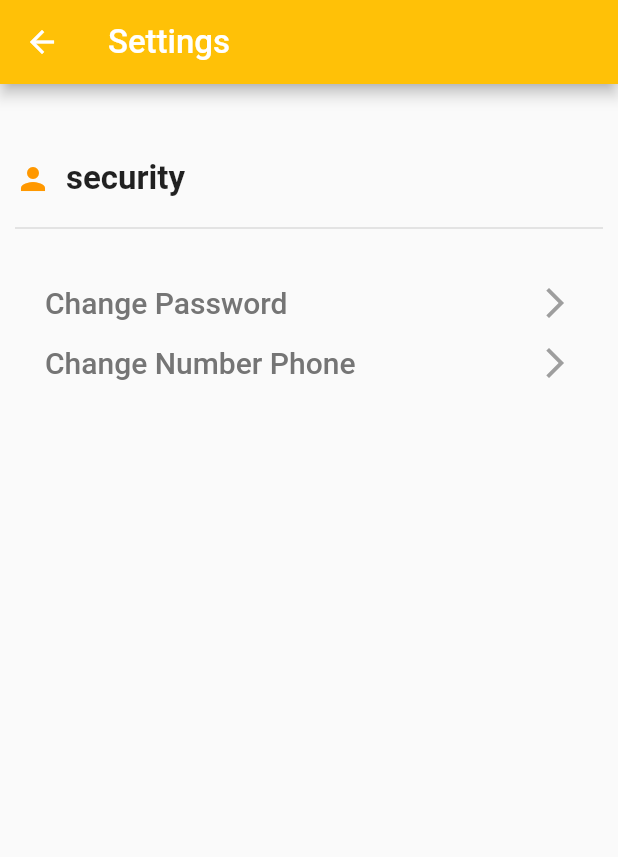
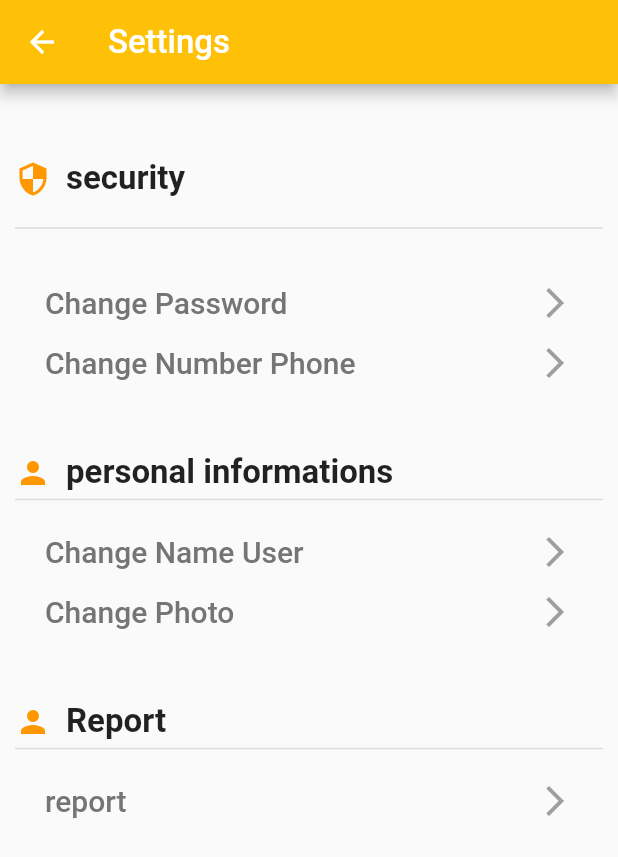
Before and after one commit to MOHAMEDREDABOUAMOUD/Jobbing-App-flutter, a Flutter app: the Settings_Screen screen opened directly, on a phone screen of 412 x 824 dp. Shown: the top 857 px of the screen. Run offline on Flutter 3.47's test engine with Material 2 defaults, Android fonts, the light colour scheme and no system bars; our stand-ins replace cloud_firestore, firebase_auth, firebase_core, firebase_storage, fl_chart, flutter_credit_card and 6 more; missing offline and left inert: cross_file_image, dart:ffi, flutter_facebook_auth, flutter_login_facebook, flutter_phone_direct_caller; accounts and stored records are empty.

Commit message:
rest settings frontend

```diff
--- a/signin_signup/lib/pages/settings.dart
+++ b/signin_signup/lib/pages/settings.dart
@@ -1,6 +1,9 @@
 import 'package:flutter/material.dart';
+import 'package:signin_signup/pages/ChangePhoto.dart';
+import 'package:signin_signup/pages/changename.dart';
 import 'package:signin_signup/pages/changenumber.dart';
 import 'package:signin_signup/pages/changepassword.dart';
+import 'package:signin_signup/pages/report.dart';
 class Settings_Screen extends StatefulWidget {
   const Settings_Screen({super.key});
 
@@ -33,7 +36,7 @@ class _Settings_ScreenState extends State<Settings_Screen> {
             Row(
               children: [
                 Icon(
-                  Icons.person,
+                  Icons.security,
                   color: Colors.orange,
                 ),
                 SizedBox(width: 10,),
@@ -45,10 +48,42 @@ class _Settings_ScreenState extends State<Settings_Screen> {
             SizedBox(height: 10,),
             buildAccountOption(context, "Change Password"),
             buildAccountOption(context, "Change Number Phone"),
+            SizedBox(height: 40,),
+            Row(
+              children: [
+                Icon(
+                  Icons.person,
+                  color: Colors.orange,
+                ),
+                SizedBox(width: 10,),
+                Text("personal informations", style: TextStyle(fontSize: 22,fontWeight: FontWeight.bold),),
 
+              ],
+            ),
+            Divider(height: 10, thickness: 1,),
+            SizedBox(height: 10,),
+            buildAccountOption(context, "Change Name User"),
+            buildAccountOption(context, "Change Photo"),
 
+            SizedBox(height: 40,),
+            Row(
+              children: [
+                Icon(
+                  Icons.person,
+                  color: Colors.orange,
+                ),
+                SizedBox(width: 10,),
+                Text("Report", style: TextStyle(fontSize: 22,fontWeight: FontWeight.bold),),
+
+              ],
+            ),
+            Divider(height: 10, thickness: 1,),
+            SizedBox(height: 10,),
+            buildAccountOption(context, "report"),
           ],
+
         ),
+
       ),
     );
   }
@@ -64,6 +99,21 @@ class _Settings_ScreenState extends State<Settings_Screen> {
             Navigator.push(
               context,
               MaterialPageRoute(builder: (context) => ChangeNumber()),
+            );
+          }else if (title == "Change Name User"){
+            Navigator.push(
+              context,
+              MaterialPageRoute(builder: (context) => ChangeName()),
+            );
+          }else if(title == "Change Photo"){
+            Navigator.push(
+              context,
+              MaterialPageRoute(builder: (context) => ChangePhoto()),
+            );
+          }else if(title == "report"){
+            Navigator.push(
+              context,
+              MaterialPageRoute(builder: (context) => ReportScreen()),
             );
           }
       },
```
Also changed, not shown: signin_signup/lib/pages/ChangePhoto.dart (added, +15 -0 lines), signin_signup/lib/pages/changename.dart (added, +142 -0 lines), signin_signup/lib/pages/report.dart (added, +91 -0 lines).
